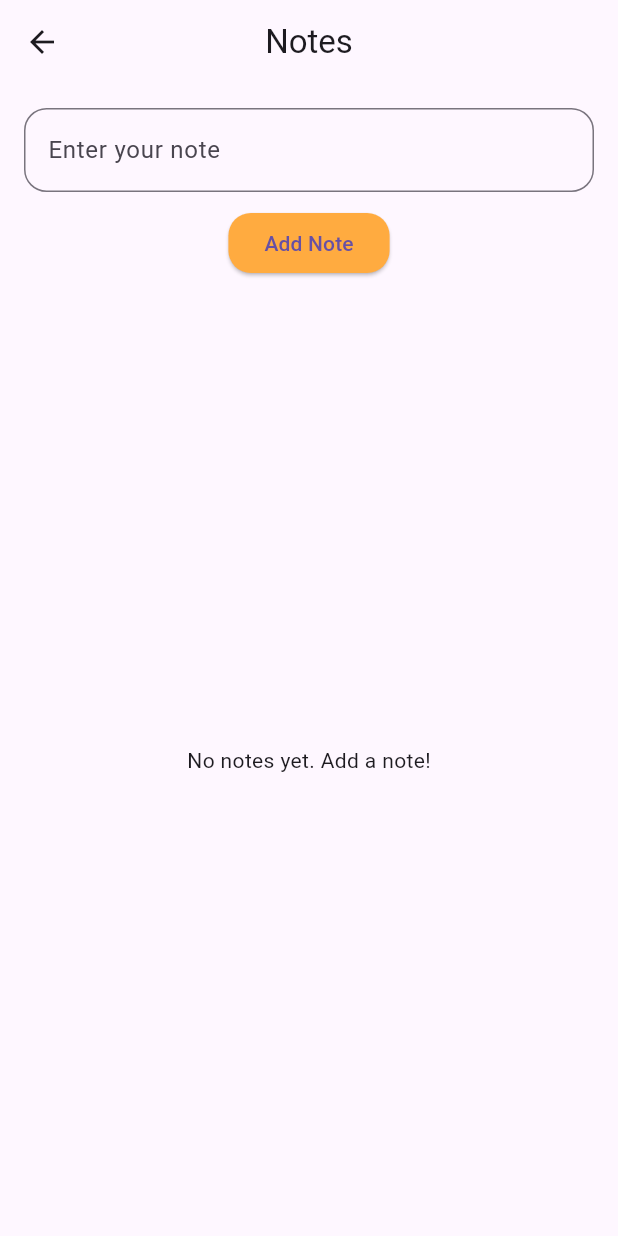
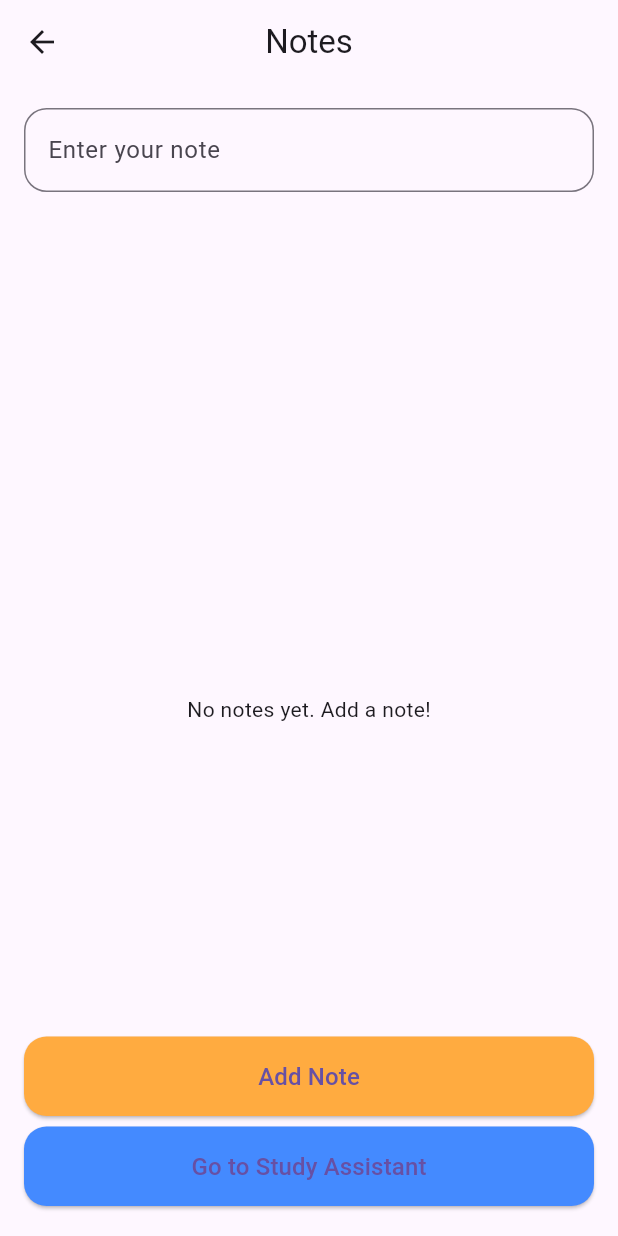
Before and after one commit to DHRUV10-R/myproject, a Flutter app: the NotesScreen screen opened by its route, on a phone screen of 412 x 824 dp. Run offline on Flutter 3.47's test engine with Material 3 defaults, Android fonts, the phone set to English and light mode, and no system bars; our stand-ins replace cloud_firestore, firebase_auth, firebase_core, firebase_storage, flutter_bloc, flutter_local_notifications and 6 more; accounts and stored records are empty.

Commit message:
Updated code

```diff
--- a/lib/Screen/Notes_screen.dart
+++ b/lib/Screen/Notes_screen.dart
@@ -25,6 +25,16 @@ class _NotesScreenState extends State<NotesScreen> {
     });
   }
 
+  // Function to navigate to the StudyAssistantScreen
+  void _goToStudyAssistantScreen() {
+    String combinedNotes = notes.join(" "); // Combine all notes into a single string
+    Navigator.pushNamed(
+      context,
+      '/studyAssistant',
+      arguments: combinedNotes, // Pass the notes as argument
+    );
+  }
+
   @override
   Widget build(BuildContext context) {
     return Scaffold(
@@ -32,7 +42,9 @@ class _NotesScreenState extends State<NotesScreen> {
         title: Text('Notes'),
         centerTitle: true,
       ),
-      body: Padding(
+      body: Stack(
+        children: [
+          Padding(
             padding: const EdgeInsets.all(16.0),
             child: Column(
               children: <Widget>[
@@ -46,17 +58,6 @@ class _NotesScreenState extends State<NotesScreen> {
                   ),
                 ),
                 SizedBox(height: 10),
-            ElevatedButton(
-              onPressed: _addNote,
-              style: ElevatedButton.styleFrom(
-                backgroundColor: Colors.orangeAccent,
-                shape: RoundedRectangleBorder(
-                  borderRadius: BorderRadius.circular(15),
-                ),
-              ),
-              child: Text('Add Note'),
-            ),
-            SizedBox(height: 20),
                 Expanded(
                   child: notes.isEmpty
                       ? Center(child: Text('No notes yet. Add a note!'))
@@ -85,6 +86,42 @@ class _NotesScreenState extends State<NotesScreen> {
               ],
             ),
           ),
+          // Positioned button to add a note
+          Positioned(
+            bottom: 80, // Positioned 80 pixels from the bottom to make space for the new button
+            left: 16,
+            right: 16,
+            child: ElevatedButton(
+              onPressed: _addNote,
+              style: ElevatedButton.styleFrom(
+                backgroundColor: Colors.orangeAccent,
+                shape: RoundedRectangleBorder(
+                  borderRadius: BorderRadius.circular(15),
+                ),
+                padding: EdgeInsets.symmetric(vertical: 15),
+              ),
+              child: Text('Add Note', style: TextStyle(fontSize: 16)),
+            ),
+          ),
+          // Positioned button to navigate to StudyAssistantScreen
+          Positioned(
+            bottom: 20, // Positioned at the bottom
+            left: 16,
+            right: 16,
+            child: ElevatedButton(
+              onPressed: _goToStudyAssistantScreen,
+              style: ElevatedButton.styleFrom(
+                backgroundColor: Colors.blueAccent,
+                shape: RoundedRectangleBorder(
+                  borderRadius: BorderRadius.circular(15),
+                ),
+                padding: EdgeInsets.symmetric(vertical: 15),
+              ),
+              child: Text('Go to Study Assistant', style: TextStyle(fontSize: 16)),
+            ),
+          ),
+        ],
+      ),
     );
   }
 }
--- a/lib/Screen/profile_screen.dart
+++ b/lib/Screen/profile_screen.dart
@@ -183,13 +183,13 @@ class _ProfileScreenState extends State<ProfileScreen> {
               ),
               SizedBox(height: 20),
               Text(
-                'Major/Subjects:',
+                'Skills/Subjects:',
                 style: TextStyle(fontSize: 18),
               ),
               TextField(
                 controller: _majorController,
                 decoration: InputDecoration(
-                  hintText: 'Enter your major or key subjects',
+                  hintText: 'Enter your skills or subjects',
                 ),
               ),
               SizedBox(height: 20),
```
Also changed, not shown: lib/Screen/StudyAssistantScreen.dart (+31 -33 lines), lib/services/api_sevices.dart (+37 -3 lines). Lines whose indentation alone changed are shown as unchanged.
